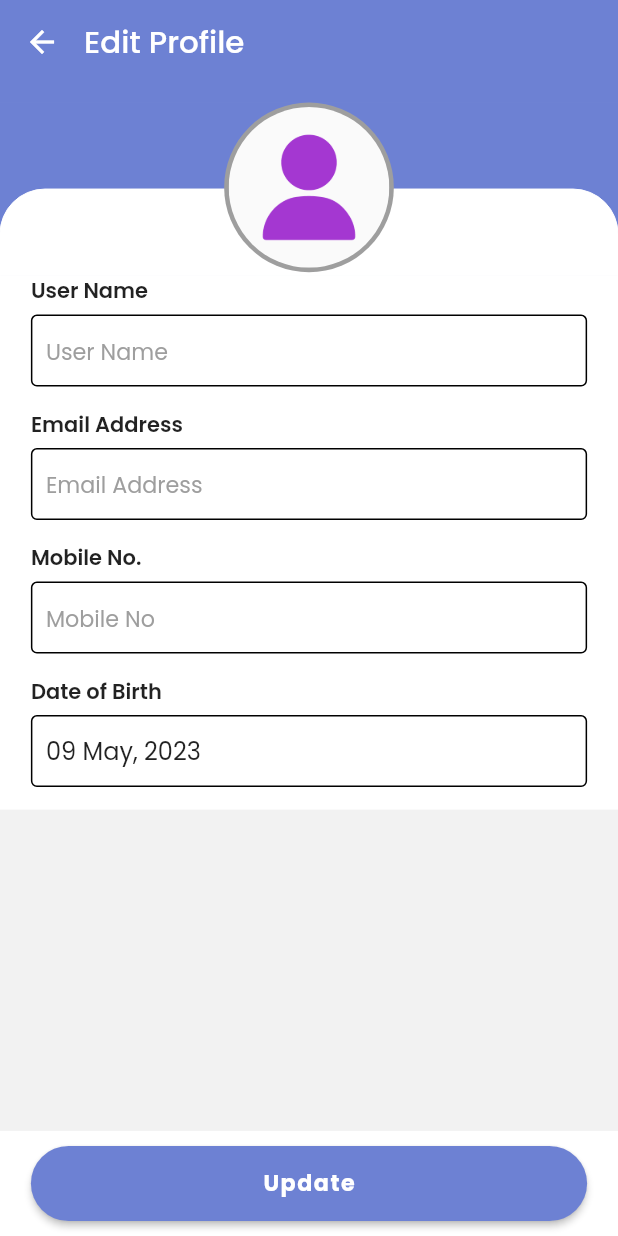
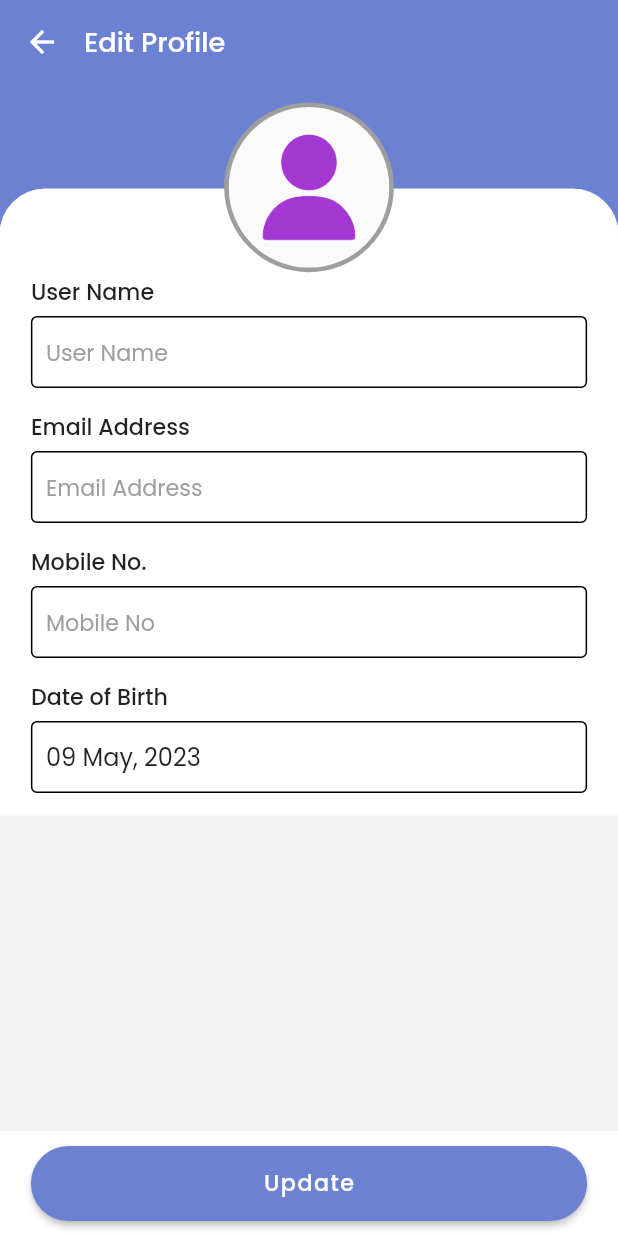
Before and after one commit to sweta-feeltech/General-Expense-App, a Flutter app: the ProfileScreen screen opened by its route, after a tap on "Edit Profile", on a phone screen of 412 x 824 dp. Run offline on Flutter 3.47's test engine with Material 2 defaults, Android fonts, the light colour scheme and no system bars; drawn by our look-alikes of date_time_picker; our stand-ins replace accordion, flutter_svg, google_sign_in, image_picker, persistent_bottom_nav_bar, shared_preferences and 1 more; accounts and stored records are empty.

Commit message:
9-5-23 overflow, fontsize bugs solving

```diff
--- a/lib/pages/Dashboard/edit_profile_screen.dart
+++ b/lib/pages/Dashboard/edit_profile_screen.dart
@@ -77,7 +77,7 @@ class _EditProfileScreenState extends State<EditProfileScreen> {
             ),
             title:    Text("Edit Profile",
               style:
-              TextStyle(color: Colors.white, fontSize: main_Height * 0.025),),
+              TextStyle(color: Colors.white, fontSize: main_Height * 0.022),),
 
           ),
 
@@ -110,7 +110,7 @@ class _EditProfileScreenState extends State<EditProfileScreen> {
                     style: TextStyle(
                         letterSpacing: 1,
                         fontSize: main_Height * 0.018,
-                        fontWeight: FontWeight.w700,
+                        fontWeight: FontWeight.w500,
                         color: Colors.white),
                   ),
                 ),
@@ -254,8 +254,8 @@ class _EditProfileScreenState extends State<EditProfileScreen> {
                             Text("User Name",
                               overflow: TextOverflow.ellipsis,
                               style: TextStyle(
-                                  fontSize: main_Height * 0.017,
-                                  fontWeight: FontWeight.w600
+                                  fontSize: main_Height * 0.018,
+                                  fontWeight: FontWeight.w500
                               ),
                             )
                           ],
@@ -310,8 +310,8 @@ class _EditProfileScreenState extends State<EditProfileScreen> {
                             Text("Email Address",
                               overflow: TextOverflow.ellipsis,
                               style: TextStyle(
-                                  fontSize: main_Height * 0.017,
-                                  fontWeight: FontWeight.w600
+                                  fontSize: main_Height * 0.018,
+                                  fontWeight: FontWeight.w500
                               ),
                             )
                           ],
@@ -370,8 +370,8 @@ class _EditProfileScreenState extends State<EditProfileScreen> {
                             Text("Mobile No.",
                               overflow: TextOverflow.ellipsis,
                               style: TextStyle(
-                                  fontSize: main_Height * 0.017,
-                                  fontWeight: FontWeight.w600
+                                  fontSize: main_Height * 0.018,
+                                  fontWeight: FontWeight.w500
                               ),
                             )
                           ],
@@ -428,8 +428,8 @@ class _EditProfileScreenState extends State<EditProfileScreen> {
                             Text("Date of Birth",
                               overflow: TextOverflow.ellipsis,
                               style: TextStyle(
-                                  fontSize: main_Height * 0.017,
-                                  fontWeight: FontWeight.w600
+                                  fontSize: main_Height * 0.018,
+                                  fontWeight: FontWeight.w500
                               ),
                             )
                           ],
--- a/lib/pages/Dashboard/inventory_screen.dart
+++ b/lib/pages/Dashboard/inventory_screen.dart
@@ -45,7 +45,7 @@ class _InventoryScreenState extends State<InventoryScreen> {
         titleSpacing: 15,
         title: Text(
           "Inventory",
-          style: TextStyle(color: Colors.white, fontSize: main_Height * 0.025),
+          style: TextStyle(color: Colors.white, fontSize: main_Height * 0.022),
         ),
         automaticallyImplyLeading: false,
         backgroundColor: primaryPurple,
--- a/lib/pages/Dashboard/profile_screen.dart
+++ b/lib/pages/Dashboard/profile_screen.dart
@@ -73,7 +73,7 @@ class _ProfileScreenState extends State<ProfileScreen> {
                   // ),
                   title:  Text("Profile",
                     style:
-                    TextStyle(color: Colors.white, fontSize: main_Height * 0.025),),
+                    TextStyle(color: Colors.white, fontSize: main_Height * 0.022),),
 
                 ),
                 const Divider(thickness: 0.1,height: 0.1, indent: 0, endIndent: 0,color: primaryGrey,),
@@ -128,7 +128,7 @@ class _ProfileScreenState extends State<ProfileScreen> {
                                     style: TextStyle(
                                         fontSize: main_Height * 0.0218,
                                         color: Colors.white,
-                                        fontWeight: FontWeight.w600
+                                        fontWeight: FontWeight.w500
                                     ),
                                   ),
                                 ),
@@ -179,9 +179,9 @@ class _ProfileScreenState extends State<ProfileScreen> {
                           Text("Account Settings ",
                             style: TextStyle(
                               letterSpacing: 0.5,
-                              fontSize: main_Height * 0.019,
+                              fontSize: main_Height * 0.017,
                               // fontSize: main_Height * 0.04,
-                              fontWeight: FontWeight.w600,
+                              fontWeight: FontWeight.w500,
                               color: darkGrey,
                             ),
                           )
```
Also changed, not shown: lib/pages/Dashboard/common_widgets.dart (+6 -6 lines), lib/pages/Dashboard/expense_screen.dart (+5 -5 lines), lib/pages/Dashboard/home_screen.dart (+4 -4 lines), lib/pages/LoginRegistrationScreens/main_screen.dart (+7 -7 lines).
